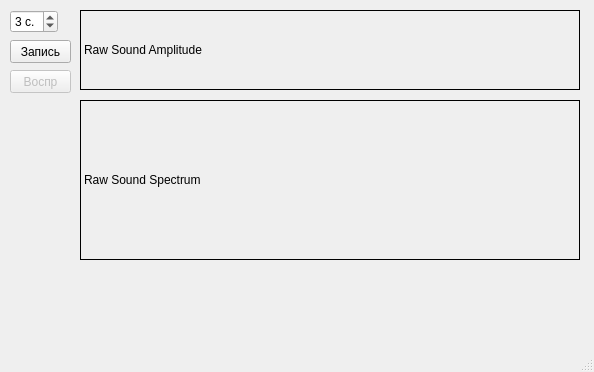
Qt form mainwindow.ui (AntonStark/fonoria) before a commit.
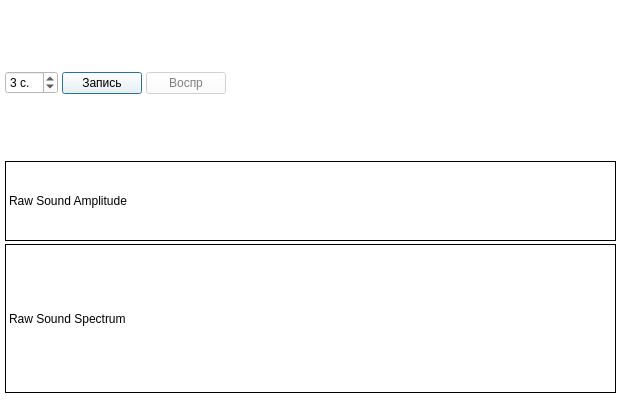
The same form after that commit.

Commit message: синхр осей времени, log шкала частот, замер времени вычисления

Diff of the .ui file:
```diff
--- a/mainwindow.ui
+++ b/mainwindow.ui
@@ -6,105 +6,609 @@
    <rect>
     <x>0</x>
     <y>0</y>
-    <width>594</width>
-    <height>372</height>
+    <width>625</width>
+    <height>402</height>
    </rect>
   </property>
+  <property name="sizePolicy">
+   <sizepolicy hsizetype="Preferred" vsizetype="Preferred">
+    <horstretch>0</horstretch>
+    <verstretch>0</verstretch>
+   </sizepolicy>
+  </property>
   <property name="windowTitle">
-   <string>MainWindow</string>
+   <string>Фонема</string>
+  </property>
+  <property name="autoFillBackground">
+   <bool>false</bool>
   </property>
   <widget class="QWidget" name="centralWidget">
-   <widget class="QPushButton" name="btnRecord">
+   <property name="palette">
+    <palette>
+     <active>
+      <colorrole role="WindowText">
+       <brush brushstyle="SolidPattern">
+        <color alpha="255">
+         <red>0</red>
+         <green>0</green>
+         <blue>0</blue>
+        </color>
+       </brush>
+      </colorrole>
+      <colorrole role="Button">
+       <brush brushstyle="SolidPattern">
+        <color alpha="255">
+         <red>255</red>
+         <green>255</green>
+         <blue>255</blue>
+        </color>
+       </brush>
+      </colorrole>
+      <colorrole role="Light">
+       <brush brushstyle="SolidPattern">
+        <color alpha="255">
+         <red>255</red>
+         <green>255</green>
+         <blue>255</blue>
+        </color>
+       </brush>
+      </colorrole>
+      <colorrole role="Midlight">
+       <brush brushstyle="SolidPattern">
+        <color alpha="255">
+         <red>255</red>
+         <green>255</green>
+         <blue>255</blue>
+        </color>
+       </brush>
+      </colorrole>
+      <colorrole role="Dark">
+       <brush brushstyle="SolidPattern">
+        <color alpha="255">
+         <red>127</red>
+         <green>127</green>
+         <blue>127</blue>
+        </color>
+       </brush>
+      </colorrole>
+      <colorrole role="Mid">
+       <brush brushstyle="SolidPattern">
+        <color alpha="255">
+         <red>170</red>
+         <green>170</green>
+         <blue>170</blue>
+        </color>
+       </brush>
+      </colorrole>
+      <colorrole role="Text">
+       <brush brushstyle="SolidPattern">
+        <color alpha="255">
+         <red>0</red>
+         <green>0</green>
+         <blue>0</blue>
+        </color>
+       </brush>
+      </colorrole>
+      <colorrole role="BrightText">
+       <brush brushstyle="SolidPattern">
+        <color alpha="255">
+         <red>255</red>
+         <green>255</green>
+         <blue>255</blue>
+        </color>
+       </brush>
+      </colorrole>
+      <colorrole role="ButtonText">
+       <brush brushstyle="SolidPattern">
+        <color alpha="255">
+         <red>0</red>
+         <green>0</green>
+         <blue>0</blue>
+        </color>
+       </brush>
+      </colorrole>
+      <colorrole role="Base">
+       <brush brushstyle="SolidPattern">
+        <color alpha="255">
+         <red>255</red>
+         <green>255</green>
+         <blue>255</blue>
+        </color>
+       </brush>
+      </colorrole>
+      <colorrole role="Window">
+       <brush brushstyle="SolidPattern">
+        <color alpha="255">
+         <red>255</red>
+         <green>255</green>
+         <blue>255</blue>
+        </color>
+       </brush>
+      </colorrole>
+      <colorrole role="Shadow">
+       <brush brushstyle="SolidPattern">
+        <color alpha="255">
+         <red>0</red>
+         <green>0</green>
+         <blue>0</blue>
+        </color>
+       </brush>
+      </colorrole>
+      <colorrole role="AlternateBase">
+       <brush brushstyle="SolidPattern">
+        <color alpha="255">
+         <red>255</red>
+         <green>255</green>
+         <blue>255</blue>
+        </color>
+       </brush>
+      </colorrole>
+      <colorrole role="ToolTipBase">
+       <brush brushstyle="SolidPattern">
+        <color alpha="255">
+         <red>255</red>
+         <green>255</green>
+         <blue>220</blue>
+        </color>
+       </brush>
+      </colorrole>
+      <colorrole role="ToolTipText">
+       <brush brushstyle="SolidPattern">
+        <color alpha="255">
+         <red>0</red>
+         <green>0</green>
+         <blue>0</blue>
+        </color>
+       </brush>
+      </colorrole>
+     </active>
+     <inactive>
+      <colorrole role="WindowText">
+       <brush brushstyle="SolidPattern">
+        <color alpha="255">
+         <red>0</red>
+         <green>0</green>
+         <blue>0</blue>
+        </color>
+       </brush>
+      </colorrole>
+      <colorrole role="Button">
+       <brush brushstyle="SolidPattern">
+        <color alpha="255">
+         <red>255</red>
+         <green>255</green>
+         <blue>255</blue>
+        </color>
+       </brush>
+      </colorrole>
+      <colorrole role="Light">
+       <brush brushstyle="SolidPattern">
+        <color alpha="255">
+         <red>255</red>
+         <green>255</green>
+         <blue>255</blue>
+        </color>
+       </brush>
+      </colorrole>
+      <colorrole role="Midlight">
+       <brush brushstyle="SolidPattern">
+        <color alpha="255">
+         <red>255</red>
+         <green>255</green>
+         <blue>255</blue>
+        </color>
+       </brush>
+      </colorrole>
+      <colorrole role="Dark">
+       <brush brushstyle="SolidPattern">
+        <color alpha="255">
+         <red>127</red>
+         <green>127</green>
+         <blue>127</blue>
+        </color>
+       </brush>
+      </colorrole>
+      <colorrole role="Mid">
+       <brush brushstyle="SolidPattern">
+        <color alpha="255">
+         <red>170</red>
+         <green>170</green>
+         <blue>170</blue>
+        </color>
+       </brush>
+      </colorrole>
+      <colorrole role="Text">
+       <brush brushstyle="SolidPattern">
+        <color alpha="255">
+         <red>0</red>
+         <green>0</green>
+         <blue>0</blue>
+        </color>
+       </brush>
+      </colorrole>
+      <colorrole role="BrightText">
+       <brush brushstyle="SolidPattern">
+        <color alpha="255">
+         <red>255</red>
+         <green>255</green>
+         <blue>255</blue>
+        </color>
+       </brush>
+      </colorrole>
+      <colorrole role="ButtonText">
+       <brush brushstyle="SolidPattern">
+        <color alpha="255">
+         <red>0</red>
+         <green>0</green>
+         <blue>0</blue>
+        </color>
+       </brush>
+      </colorrole>
+      <colorrole role="Base">
+       <brush brushstyle="SolidPattern">
+        <color alpha="255">
+         <red>255</red>
+         <green>255</green>
+         <blue>255</blue>
+        </color>
+       </brush>
+      </colorrole>
+      <colorrole role="Window">
+       <brush brushstyle="SolidPattern">
+        <color alpha="255">
+         <red>255</red>
+         <green>255</green>
+         <blue>255</blue>
+        </color>
+       </brush>
+      </colorrole>
+      <colorrole role="Shadow">
+       <brush brushstyle="SolidPattern">
+        <color alpha="255">
+         <red>0</red>
+         <green>0</green>
+         <blue>0</blue>
+        </color>
+       </brush>
+      </colorrole>
+      <colorrole role="AlternateBase">
+       <brush brushstyle="SolidPattern">
+        <color alpha="255">
+         <red>255</red>
+         <green>255</green>
+         <blue>255</blue>
+        </color>
+       </brush>
+      </colorrole>
+      <colorrole role="ToolTipBase">
+       <brush brushstyle="SolidPattern">
+        <color alpha="255">
+         <red>255</red>
+         <green>255</green>
+         <blue>220</blue>
+        </color>
+       </brush>
+      </colorrole>
+      <colorrole role="ToolTipText">
+       <brush brushstyle="SolidPattern">
+        <color alpha="255">
+         <red>0</red>
+         <green>0</green>
+         <blue>0</blue>
+        </color>
+       </brush>
+      </colorrole>
+     </inactive>
+     <disabled>
+      <colorrole role="WindowText">
+       <brush brushstyle="SolidPattern">
+        <color alpha="255">
+         <red>127</red>
+         <green>127</green>
+         <blue>127</blue>
+        </color>
+       </brush>
+      </colorrole>
+      <colorrole role="Button">
+       <brush brushstyle="SolidPattern">
+        <color alpha="255">
+         <red>255</red>
+         <green>255</green>
+         <blue>255</blue>
+        </color>
+       </brush>
+      </colorrole>
+      <colorrole role="Light">
+       <brush brushstyle="SolidPattern">
+        <color alpha="255">
+         <red>255</red>
+         <green>255</green>
+         <blue>255</blue>
+        </color>
+       </brush>
+      </colorrole>
+      <colorrole role="Midlight">
+       <brush brushstyle="SolidPattern">
+        <color alpha="255">
+         <red>255</red>
+         <green>255</green>
+         <blue>255</blue>
+        </color>
+       </brush>
+      </colorrole>
+      <colorrole role="Dark">
+       <brush brushstyle="SolidPattern">
+        <color alpha="255">
+         <red>127</red>
+         <green>127</green>
+         <blue>127</blue>
+        </color>
+       </brush>
+      </colorrole>
+      <colorrole role="Mid">
+       <brush brushstyle="SolidPattern">
+        <color alpha="255">
+         <red>170</red>
+         <green>170</green>
+         <blue>170</blue>
+        </color>
+       </brush>
+      </colorrole>
+      <colorrole role="Text">
+       <brush brushstyle="SolidPattern">
+        <color alpha="255">
+         <red>127</red>
+         <green>127</green>
+         <blue>127</blue>
+        </color>
+       </brush>
+      </colorrole>
+      <colorrole role="BrightText">
+       <brush brushstyle="SolidPattern">
+        <color alpha="255">
+         <red>255</red>
+         <green>255</green>
+         <blue>255</blue>
+        </color>
+       </brush>
+      </colorrole>
+      <colorrole role="ButtonText">
+       <brush brushstyle="SolidPattern">
+        <color alpha="255">
+         <red>127</red>
+         <green>127</green>
+         <blue>127</blue>
+        </color>
+       </brush>
+      </colorrole>
+      <colorrole role="Base">
+       <brush brushstyle="SolidPattern">
+        <color alpha="255">
+         <red>255</red>
+         <green>255</green>
+         <blue>255</blue>
+        </color>
+       </brush>
+      </colorrole>
+      <colorrole role="Window">
+       <brush brushstyle="SolidPattern">
+        <color alpha="255">
+         <red>255</red>
+         <green>255</green>
+         <blue>255</blue>
+        </color>
+       </brush>
+      </colorrole>
+      <colorrole role="Shadow">
+       <brush brushstyle="SolidPattern">
+        <color alpha="255">
+         <red>0</red>
+         <green>0</green>
+         <blue>0</blue>
+        </color>
+       </brush>
+      </colorrole>
+      <colorrole role="AlternateBase">
+       <brush brushstyle="SolidPattern">
+        <color alpha="255">
+         <red>255</red>
+         <green>255</green>
+         <blue>255</blue>
+        </color>
+       </brush>
+      </colorrole>
+      <colorrole role="ToolTipBase">
+       <brush brushstyle="SolidPattern">
+        <color alpha="255">
+         <red>255</red>
+         <green>255</green>
+         <blue>220</blue>
+        </color>
+       </brush>
+      </colorrole>
+      <colorrole role="ToolTipText">
+       <brush brushstyle="SolidPattern">
+        <color alpha="255">
+         <red>0</red>
+         <green>0</green>
+         <blue>0</blue>
+        </color>
+       </brush>
+      </colorrole>
+     </disabled>
+    </palette>
+   </property>
+   <property name="autoFillBackground">
+    <bool>true</bool>
+   </property>
+   <widget class="QWidget" name="verticalLayoutWidget">
     <property name="geometry">
      <rect>
-      <x>10</x>
-      <y>40</y>
-      <width>61</width>
-      <height>23</height>
+      <x>0</x>
+      <y>-3</y>
+      <width>621</width>
+      <height>401</height>
      </rect>
     </property>
-    <property name="text">
-     <string>Запись</string>
-    </property>
-   </widget>
-   <widget class="QLabel" name="lblRawAmplitude">
-    <property name="geometry">
-     <rect>
-      <x>80</x>
-      <y>10</y>
-      <width>500</width>
-      <height>80</height>
-     </rect>
-    </property>
-    <property name="frameShape">
-     <enum>QFrame::Box</enum>
-    </property>
-    <property name="frameShadow">
-     <enum>QFrame::Plain</enum>
-    </property>
-    <property name="lineWidth">
-     <number>1</number>
-    </property>
-    <property name="text">
-     <string>Raw Sound Amplitude</string>
-    </property>
-   </widget>
-   <widget class="QSpinBox" name="boxDuration">
-    <property name="geometry">
-     <rect>
-      <x>10</x>
-      <y>10</y>
-      <width>48</width>
-      <height>23</height>
-     </rect>
-    </property>
-    <property name="suffix">
-     <string> с.</string>
-    </property>
-    <property name="minimum">
-     <number>1</number>
-    </property>
-    <property name="maximum">
-     <number>60</number>
-    </property>
-    <property name="value">
-     <number>3</number>
-    </property>
-   </widget>
-   <widget class="QPushButton" name="btnPlay">
-    <property name="enabled">
-     <bool>false</bool>
-    </property>
-    <property name="geometry">
-     <rect>
-      <x>10</x>
-      <y>70</y>
-      <width>61</width>
-      <height>23</height>
-     </rect>
-    </property>
-    <property name="text">
-     <string>Воспр</string>
-    </property>
-   </widget>
-   <widget class="QLabel" name="lblRawSpectrum">
-    <property name="geometry">
-     <rect>
-      <x>80</x>
-      <y>100</y>
-      <width>500</width>
-      <height>160</height>
-     </rect>
-    </property>
-    <property name="frameShape">
-     <enum>QFrame::Box</enum>
-    </property>
-    <property name="text">
-     <string>Raw Sound Spectrum</string>
-    </property>
+    <layout class="QVBoxLayout" name="mainLayout">
+     <property name="spacing">
+      <number>3</number>
+     </property>
+     <property name="sizeConstraint">
+      <enum>QLayout::SetMaximumSize</enum>
+     </property>
+     <property name="leftMargin">
+      <number>5</number>
+     </property>
+     <property name="rightMargin">
+      <number>5</number>
+     </property>
+     <property name="bottomMargin">
+      <number>5</number>
+     </property>
+     <item>
+      <layout class="QHBoxLayout" name="controlsLayout">
+       <property name="spacing">
+        <number>4</number>
+       </property>
+       <property name="sizeConstraint">
+        <enum>QLayout::SetMinimumSize</enum>
+       </property>
+       <item>
+        <widget class="QSpinBox" name="boxDuration">
+         <property name="sizePolicy">
+          <sizepolicy hsizetype="Fixed" vsizetype="Fixed">
+           <horstretch>0</horstretch>
+           <verstretch>0</verstretch>
+          </sizepolicy>
+         </property>
+         <property name="suffix">
+          <string> с.</string>
+         </property>
+         <property name="minimum">
+          <number>1</number>
+         </property>
+         <property name="maximum">
+          <number>60</number>
+         </property>
+         <property name="value">
+          <number>3</number>
+         </property>
+        </widget>
+       </item>
+       <item>
+        <widget class="QPushButton" name="btnRecord">
+         <property name="sizePolicy">
+          <sizepolicy hsizetype="Fixed" vsizetype="Fixed">
+           <horstretch>0</horstretch>
+           <verstretch>0</verstretch>
+          </sizepolicy>
+         </property>
+         <property name="autoFillBackground">
+          <bool>false</bool>
+         </property>
+         <property name="text">
+          <string>Запись</string>
+         </property>
+         <property name="default">
+          <bool>true</bool>
+         </property>
+         <property name="flat">
+          <bool>false</bool>
+         </property>
+        </widget>
+       </item>
+       <item>
+        <widget class="QPushButton" name="btnPlay">
+         <property name="enabled">
+          <bool>false</bool>
+         </property>
+         <property name="sizePolicy">
+          <sizepolicy hsizetype="Fixed" vsizetype="Fixed">
+           <horstretch>0</horstretch>
+           <verstretch>0</verstretch>
+          </sizepolicy>
+         </property>
+         <property name="text">
+          <string>Воспр</string>
+         </property>
+        </widget>
+       </item>
+       <item>
+        <spacer name="horizontalSpacer">
+         <property name="orientation">
+          <enum>Qt::Horizontal</enum>
+         </property>
+         <property name="sizeHint" stdset="0">
+          <size>
+           <width>40</width>
+           <height>20</height>
+          </size>
+         </property>
+        </spacer>
+       </item>
+       <item>
+        <widget class="QLabel" name="lblCalcTime">
+         <property name="text">
+          <string/>
+         </property>
+        </widget>
+       </item>
+      </layout>
+     </item>
+     <item>
+      <widget class="QLabel" name="lblRawAmplitude">
+       <property name="sizePolicy">
+        <sizepolicy hsizetype="Expanding" vsizetype="Preferred">
+         <horstretch>0</horstretch>
+         <verstretch>0</verstretch>
+        </sizepolicy>
+       </property>
+       <property name="maximumSize">
+        <size>
+         <width>16777215</width>
+         <height>80</height>
+        </size>
+       </property>
+       <property name="frameShape">
+        <enum>QFrame::Box</enum>
+       </property>
+       <property name="frameShadow">
+        <enum>QFrame::Plain</enum>
+       </property>
+       <property name="lineWidth">
+        <number>1</number>
+       </property>
+       <property name="text">
+        <string>Raw Sound Amplitude</string>
+       </property>
+      </widget>
+     </item>
+     <item>
+      <widget class="QLabel" name="lblRawSpectrum">
+       <property name="sizePolicy">
+        <sizepolicy hsizetype="Expanding" vsizetype="Preferred">
+         <horstretch>0</horstretch>
+         <verstretch>0</verstretch>
+        </sizepolicy>
+       </property>
+       <property name="maximumSize">
+        <size>
+         <width>16777215</width>
+         <height>16777215</height>
+        </size>
+       </property>
+       <property name="frameShape">
+        <enum>QFrame::Box</enum>
+       </property>
+       <property name="text">
+        <string>Raw Sound Spectrum</string>
+       </property>
+      </widget>
+     </item>
+    </layout>
    </widget>
   </widget>
-  <widget class="QStatusBar" name="statusBar"/>
  </widget>
  <layoutdefault spacing="6" margin="11"/>
  <resources/>
```
The commit also changes 1 other file.
